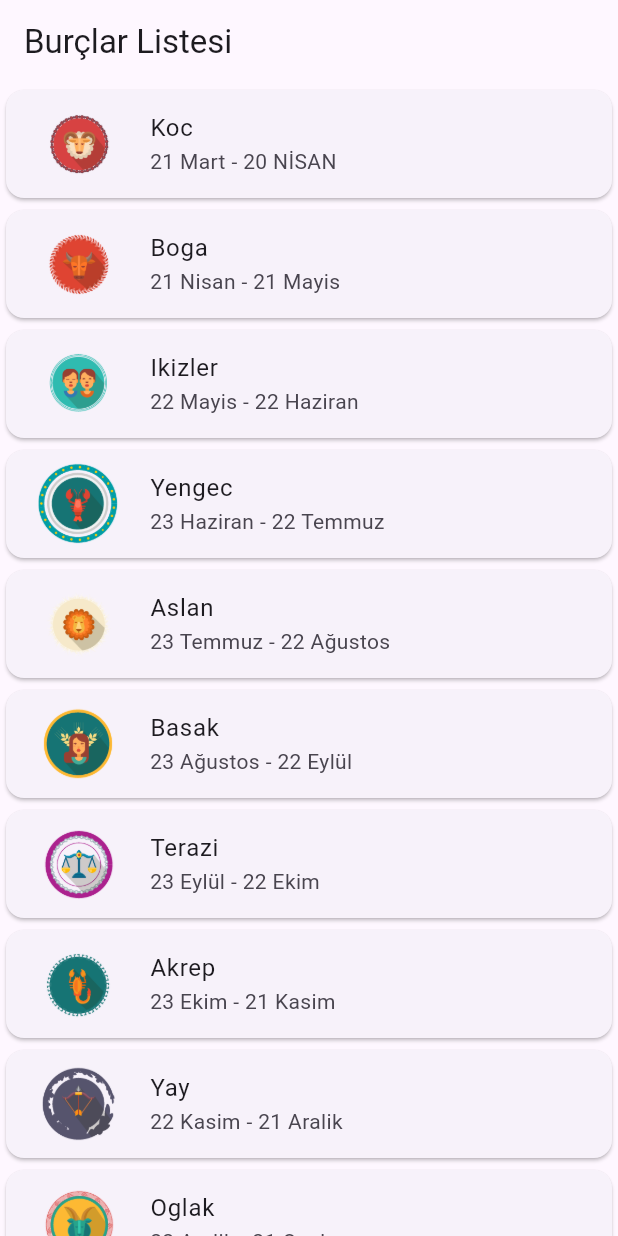
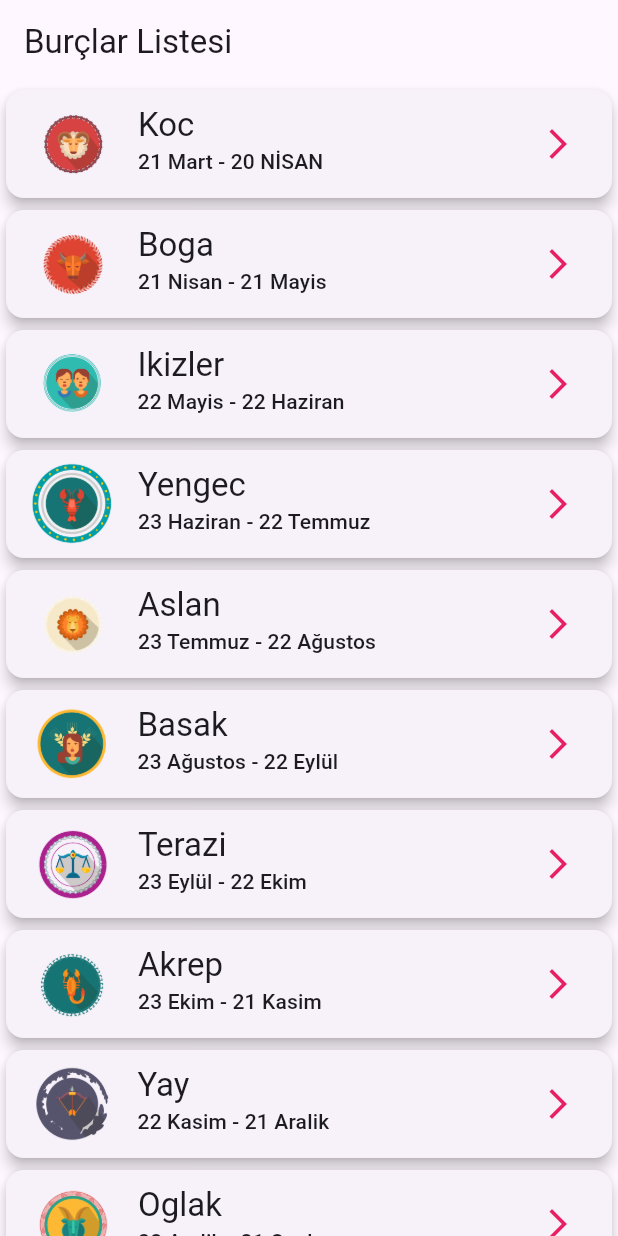
Before and after one commit to Mstf466/flutter_burclar, a Flutter app: the screen it shows after launch, on a phone screen of 412 x 824 dp. Run offline on Flutter 3.47's test engine with Material 3 defaults, Android fonts, the light colour scheme and no system bars; our stand-ins replace palette_generator.

Commit message:
flutter_list_error

```diff
--- a/lib/burc_item.dart
+++ b/lib/burc_item.dart
@@ -1,4 +1,5 @@
 import 'package:flutter/material.dart';
+import 'package:flutter_burclar/burc_detay.dart';
 import 'package:flutter_burclar/model/burc.dart';
 
 class BurcItem extends StatelessWidget {
@@ -7,15 +8,32 @@ class BurcItem extends StatelessWidget {
 
   @override
   Widget build(BuildContext context) {
+    var myTextStyle = Theme.of(context).textTheme;
     return Card(
+      elevation: 4,
       child: ListTile(
+        onTap: () {
+          Navigator.of(context).push(
+            MaterialPageRoute(
+              builder: (context) => BurcDetay(secilenBurc: listelenenBurc),
+            ),
+          );
+        },
         leading: Image.asset(
           "images/" + listelenenBurc.burcKucukResim,
-          width: 64,
-          height: 64,
         ),
-        title: Text(listelenenBurc.burcAdi),
-        subtitle: Text(listelenenBurc.burcTarihi),
+        title: Text(
+          listelenenBurc.burcAdi,
+          style: myTextStyle.headline6,
+        ),
+        subtitle: Text(
+          listelenenBurc.burcTarihi,
+          style: myTextStyle.subtitle2,
+        ),
+        trailing: Icon(
+          Icons.arrow_forward_ios,
+          color: Colors.pink,
+        ),
       ),
     );
   }
--- a/pubspec.yaml
+++ b/pubspec.yaml
@@ -35,6 +35,7 @@ dependencies:
   # The following adds the Cupertino Icons font to your application.
   # Use with the CupertinoIcons class for iOS style icons.
   cupertino_icons: ^1.0.2
+  palette_generator:
 
 dev_dependencies:
   flutter_test:
```
Also changed, not shown: lib/burc_detay.dart (added, +67 -0 lines), images/boga_buyuk2.png (added), images/kova11.png (added), images/yengec_buyuk4.png (added), pubspec.lock.
